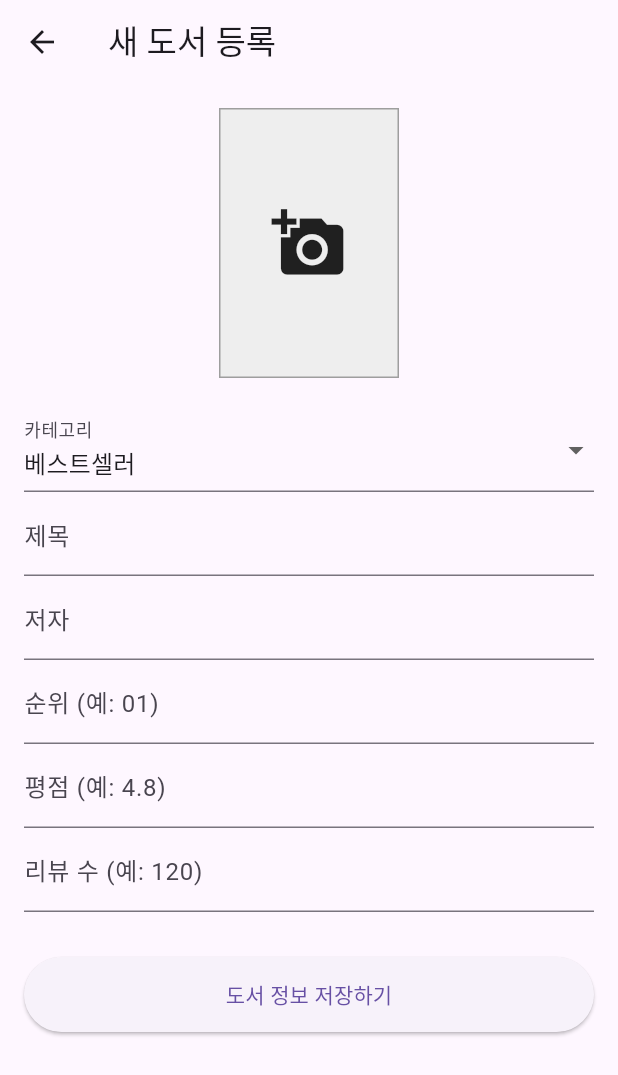
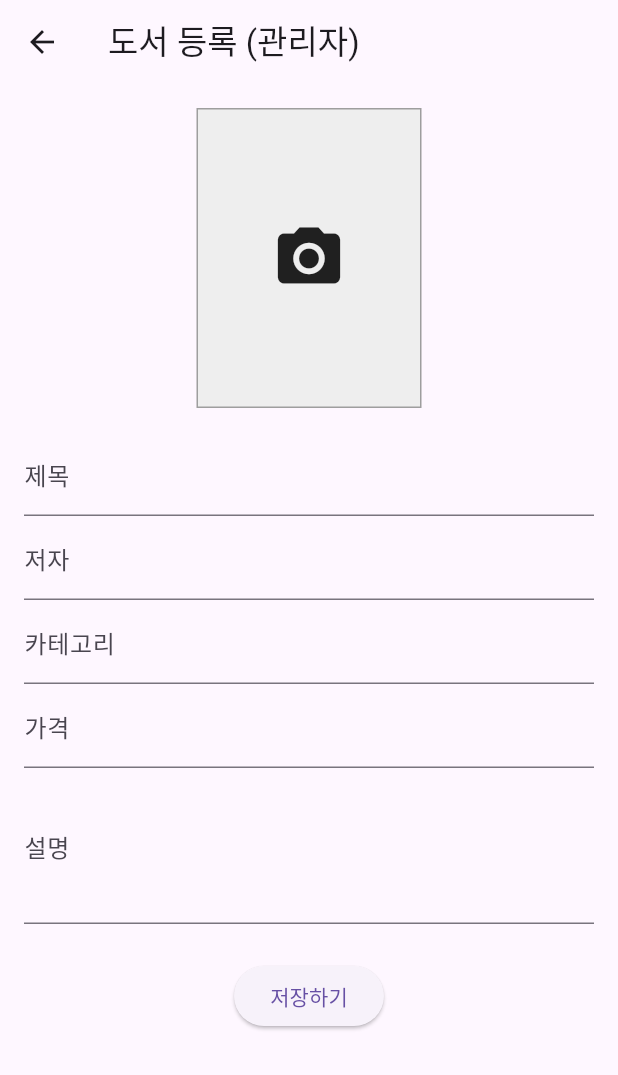
Before and after one commit to KIMKIHWAN55/BOOK_IT, a Flutter app: the AdminAddBookScreen screen opened directly, on a phone screen of 412 x 824 dp. Shown: the top 1075 px of the screen. Run offline on Flutter 3.47's test engine with Material 3 defaults, Android fonts, the phone set to English and light mode, and no system bars; our stand-ins replace cloud_firestore, firebase_auth, firebase_core, firebase_storage, google_sign_in, image_picker and 1 more; missing offline and left inert: email_otp; accounts and stored records are empty.

Commit message:
관리자페이지 및 책등록 백엔드연동

```diff
--- a/lib/screens/admin_add_book_screen.dart
+++ b/lib/screens/admin_add_book_screen.dart
@@ -1,9 +1,9 @@
-import 'dart:io';
+import 'dart:typed_data';
 import 'package:flutter/material.dart';
 import 'package:image_picker/image_picker.dart';
 import 'package:firebase_storage/firebase_storage.dart';
 import 'package:cloud_firestore/cloud_firestore.dart';
-import 'package:bookit_app/models/book_model.dart';
+// import 'dart:io'; // ◀ 이 줄이 있으면 웹에서 에러가 날 수 있으므로 절대 지워주세요.
 
 class AdminAddBookScreen extends StatefulWidget {
   const AdminAddBookScreen({super.key});
@@ -14,77 +14,76 @@ class AdminAddBookScreen extends StatefulWidget {
 
 class _AdminAddBookScreenState extends State<AdminAddBookScreen> {
   final _formKey = GlobalKey<FormState>();
-
-  // 입력 필드 컨트롤러
   final _titleController = TextEditingController();
   final _authorController = TextEditingController();
-  final _rankController = TextEditingController();
-  final _ratingController = TextEditingController();
-  final _reviewCountController = TextEditingController();
+  final _descriptionController = TextEditingController();
+  final _priceController = TextEditingController();
+  final _categoryController = TextEditingController();
 
-  String _selectedCategory = 'bestseller'; // 기본값
-  File? _pickedImage;
+  Uint8List? _imageBytes; // 웹/앱 공용 이미지 바이트 데이터
+  String? _fileName;
   bool _isLoading = false;
 
-  // 🔸 갤러리에서 이미지 선택 함수
+  // 이미지 선택 함수 (바이트 데이터 읽기 방식으로 통일)
   Future<void> _pickImage() async {
     final picker = ImagePicker();
-    final pickedFile = await picker.pickImage(source: ImageSource.gallery);
+    final XFile? pickedFile = await picker.pickImage(source: ImageSource.gallery);
+
     if (pickedFile != null) {
+      // readAsBytes()는 웹과 모바일 모두에서 파일 데이터를 가져오는 표준 방식입니다.
+      final bytes = await pickedFile.readAsBytes();
       setState(() {
-        _pickedImage = File(pickedFile.path);
+        _imageBytes = bytes;
+        _fileName = pickedFile.name;
       });
     }
   }
 
-  // 🔸 이미지 업로드 및 데이터 저장 메인 함수
-  Future<void> _saveBook() async {
-    if (!_formKey.currentState!.validate() || _pickedImage == null) {
-      ScaffoldMessenger.of(context).showSnackBar(
-        const SnackBar(content: Text('이미지를 선택하고 모든 필드를 입력해주세요.')),
-      );
+  // 도서 등록 함수 (putData 방식으로 통일)
+  Future<void> _uploadBook() async {
+    if (!_formKey.currentState!.validate() || _imageBytes == null) {
+      ScaffoldMessenger.of(context).showSnackBar(const SnackBar(content: Text('이미지와 모든 정보를 입력해주세요.')));
       return;
     }
 
     setState(() => _isLoading = true);
 
     try {
-      // 1. Firebase Storage에 이미지 업로드
-      String fileName = DateTime.now().millisecondsSinceEpoch.toString();
-      Reference ref = FirebaseStorage.instance.ref().child('book_covers/$fileName');
-      UploadTask uploadTask = ref.putFile(_pickedImage!);
-      TaskSnapshot snapshot = await uploadTask;
-      String imageUrl = await snapshot.ref.getDownloadURL();
+      // 1. Firebase Storage에 바이트 데이터로 업로드 (웹/앱 공용)
+      final storageRef = FirebaseStorage.instance
+          .ref()
+          .child('book_covers')
+          .child('${DateTime.now().millisecondsSinceEpoch}_$_fileName');
 
-      // 2. Firestore에 데이터 저장
-      final newBook = BookModel(
-        id: '', // Firestore 자동 생성을 위해 빈 값
-        rank: _rankController.text,
-        title: _titleController.text,
-        author: _authorController.text,
-        imageUrl: imageUrl,
-        rating: _ratingController.text,
-        reviewCount: _reviewCountController.text,
-        category: _selectedCategory,
-      );
+      await storageRef.putData(_imageBytes!);
+      final imageUrl = await storageRef.getDownloadURL();
 
-      await FirebaseFirestore.instance.collection('books').add(newBook.toMap());
+      // 2. Firestore 저장
+      await FirebaseFirestore.instance.collection('books').add({
+        'title': _titleController.text,
+        'author': _authorController.text,
+        'description': _descriptionController.text,
+        'price': int.tryParse(_priceController.text) ?? 0,
+        'category': _categoryController.text,
+        'imageUrl': imageUrl,
+        'createdAt': FieldValue.serverTimestamp(),
+      });
 
       if (mounted) {
+        ScaffoldMessenger.of(context).showSnackBar(const SnackBar(content: Text('등록 성공!')));
         Navigator.pop(context);
-        ScaffoldMessenger.of(context).showSnackBar(const SnackBar(content: Text('책 등록 성공!')));
       }
     } catch (e) {
-      ScaffoldMessenger.of(context).showSnackBar(SnackBar(content: Text('오류 발생: $e')));
+      if (mounted) ScaffoldMessenger.of(context).showSnackBar(SnackBar(content: Text('오류: $e')));
     } finally {
-      setState(() => _isLoading = false);
+      if (mounted) setState(() => _isLoading = false);
     }
   }
 
   @override
   Widget build(BuildContext context) {
     return Scaffold(
-      appBar: AppBar(title: const Text('새 도서 등록')),
+      appBar: AppBar(title: const Text('도서 등록 (관리자)')),
       body: _isLoading
           ? const Center(child: CircularProgressIndicator())
           : SingleChildScrollView(
@@ -93,45 +92,28 @@ class _AdminAddBookScreenState extends State<AdminAddBookScreen> {
           key: _formKey,
           child: Column(
             children: [
-              // 이미지 선택 영역
               GestureDetector(
                 onTap: _pickImage,
                 child: Container(
-                  width: 120, height: 180,
+                  height: 200, width: 150,
                   decoration: BoxDecoration(
                     color: Colors.grey[200],
                     border: Border.all(color: Colors.grey),
                   ),
-                  child: _pickedImage == null
-                      ? const Icon(Icons.add_a_photo, size: 50)
-                      : Image.file(_pickedImage!, fit: BoxFit.cover),
+                  // ★ 핵심: Image.file을 절대 쓰지 말고 Image.memory만 사용합니다.
+                  child: _imageBytes != null
+                      ? Image.memory(_imageBytes!, fit: BoxFit.cover)
+                      : const Icon(Icons.camera_alt, size: 50),
                 ),
               ),
-              const SizedBox(height: 20),
-
-              // 카테고리 선택
-              DropdownButtonFormField<String>(
-                value: _selectedCategory,
-                items: const [
-                  DropdownMenuItem(value: 'bestseller', child: Text('베스트셀러')),
-                  DropdownMenuItem(value: 'recommend', child: Text('추천 Pick')),
-                ],
-                onChanged: (val) => setState(() => _selectedCategory = val!),
-                decoration: const InputDecoration(labelText: '카테고리'),
-              ),
-
-              TextFormField(controller: _titleController, decoration: const InputDecoration(labelText: '제목'), validator: (v) => v!.isEmpty ? '입력해주세요' : null),
-              TextFormField(controller: _authorController, decoration: const InputDecoration(labelText: '저자'), validator: (v) => v!.isEmpty ? '입력해주세요' : null),
-              TextFormField(controller: _rankController, decoration: const InputDecoration(labelText: '순위 (예: 01)'), keyboardType: TextInputType.number),
-              TextFormField(controller: _ratingController, decoration: const InputDecoration(labelText: '평점 (예: 4.8)'), keyboardType: TextInputType.number),
-              TextFormField(controller: _reviewCountController, decoration: const InputDecoration(labelText: '리뷰 수 (예: 120)'), keyboardType: TextInputType.number),
-
-              const SizedBox(height: 30),
-              ElevatedButton(
-                onPressed: _saveBook,
-                style: ElevatedButton.styleFrom(minimumSize: const Size(double.infinity, 50)),
-                child: const Text('도서 정보 저장하기'),
-              ),
+              const SizedBox(height: 16),
+              TextFormField(controller: _titleController, decoration: const InputDecoration(labelText: '제목')),
+              TextFormField(controller: _authorController, decoration: const InputDecoration(labelText: '저자')),
+              TextFormField(controller: _categoryController, decoration: const InputDecoration(labelText: '카테고리')),
+              TextFormField(controller: _priceController, decoration: const InputDecoration(labelText: '가격'), keyboardType: TextInputType.number),
+              TextFormField(controller: _descriptionController, decoration: const InputDecoration(labelText: '설명'), maxLines: 3),
+              const SizedBox(height: 24),
+              ElevatedButton(onPressed: _uploadBook, child: const Text('저장하기')),
             ],
           ),
         ),
```
Also changed, not shown: 2 other files.
